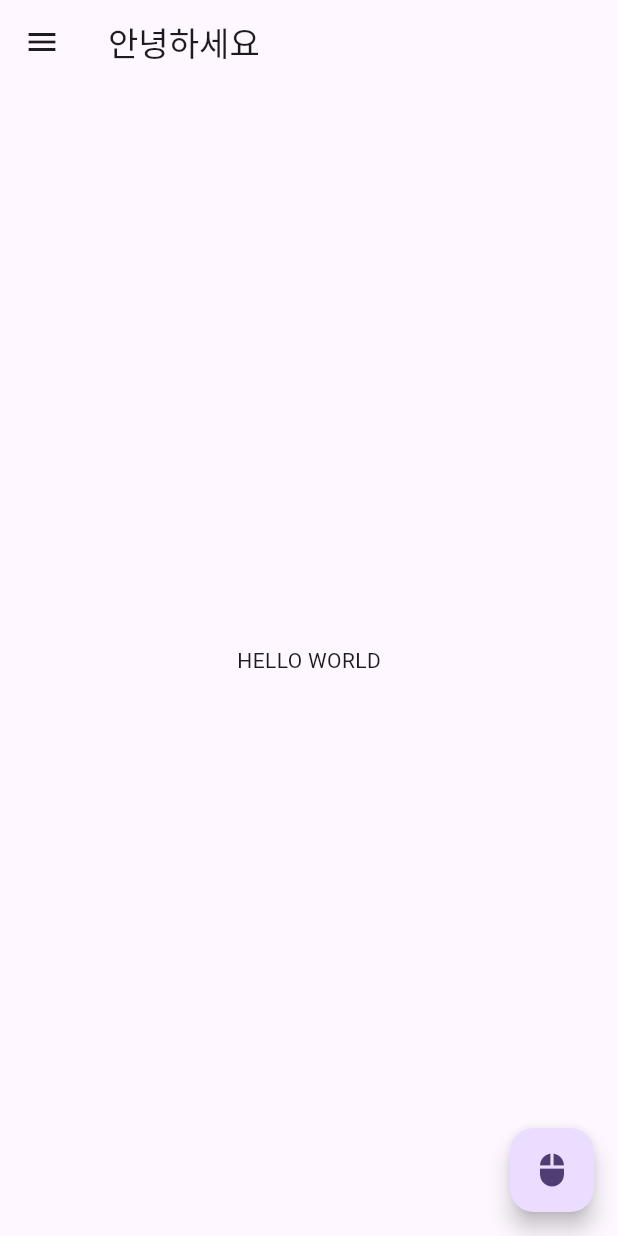
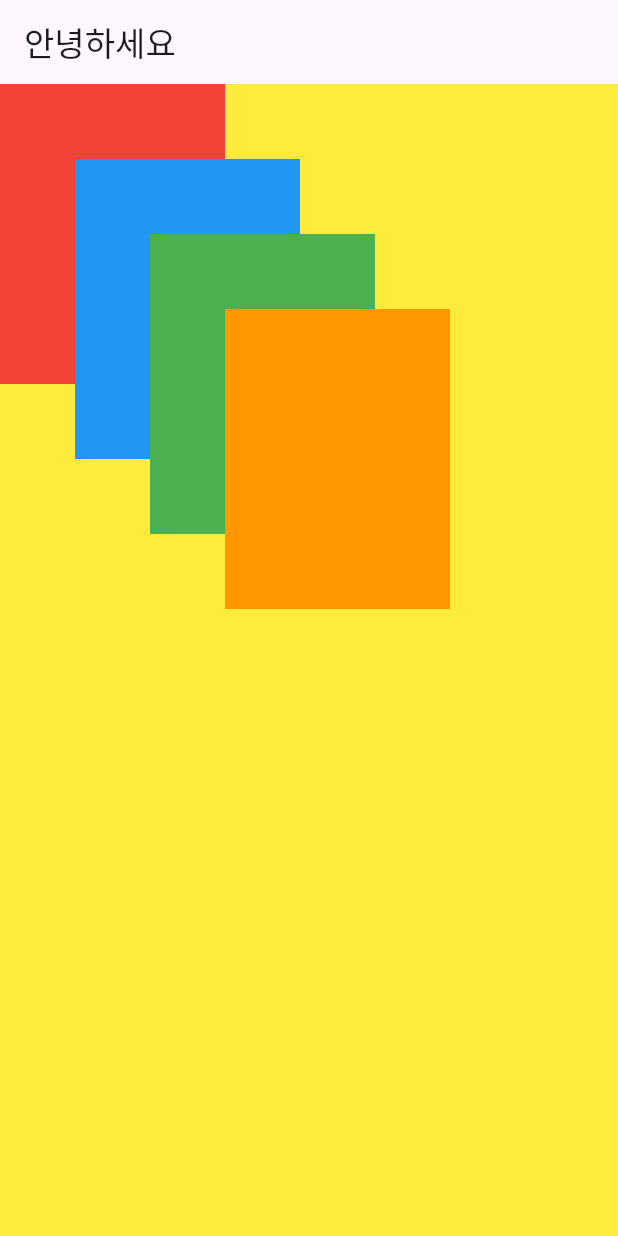
Before and after one commit to gunho0421/flutter, a Flutter app: the screen it shows after launch, on a phone screen of 412 x 824 dp. Run offline on Flutter 3.47's test engine with Material 3 defaults, Android fonts, the phone set to English and light mode, and no system bars.

Commit message:
두번째

```diff
--- a/lib/main.dart
+++ b/lib/main.dart
@@ -1,4 +1,6 @@
 import 'package:flutter/material.dart';
+
+import 'stack.dart';
 
 void main() {
   runApp(const MyApp());
@@ -20,41 +22,3 @@ class MyApp extends StatelessWidget {
     );
   }
 }
-
-class MyHomePage extends StatefulWidget {
-  const MyHomePage({super.key});
-
-  @override
-  State<MyHomePage> createState() => _MyHomePageState();
-}
-
-class _MyHomePageState extends State<MyHomePage> {
-  @override
-  Widget build(BuildContext context) {
-    return Scaffold(
-      appBar: AppBar(
-        title: const Text("안녕하세요"),
-      ),
-      drawer: Drawer(
-        child: ListView(
-          padding: EdgeInsets.zero,
-          children: const <Widget>[
-            ListTile(
-              title: Text("Menu 1"),
-            ),
-            DrawerHeader(
-                decoration: BoxDecoration(
-                  color: Colors.blue,
-                ),
-                child: Text("Drawer Header Part"))
-          ],
-        ),
-      ),
-      body: const Center(child: Text("HELLO WORLD")),
-      floatingActionButton: FloatingActionButton(
-        onPressed: () => print("click click"),
-        child: const Icon(Icons.mouse),
-      ),
-    );
-  }
-}
--- /dev/null
+++ b/lib/my_first_page.dart
@@ -0,0 +1,38 @@
+import 'package:flutter/material.dart';
+class MyHomePage extends StatefulWidget {
+  const MyHomePage({super.key});
+
+  @override
+  State<MyHomePage> createState() => _MyHomePageState();
+}
+
+class _MyHomePageState extends State<MyHomePage> {
+  @override
+  Widget build(BuildContext context) {
+    return Scaffold(
+      appBar: AppBar(
+        title: const Text("안녕하세요"),
+      ),
+      drawer: Drawer(
+        child: ListView(
+          padding: EdgeInsets.zero,
+          children: const <Widget>[
+            ListTile(
+              title: Text("Menu 1"),
+            ),
+            DrawerHeader(
+                decoration: BoxDecoration(
+                  color: Colors.blue,
+                ),
+                child: Text("Drawer Header Part"))
+          ],
+        ),
+      ),
+      body: const Center(child: Text("HELLO WORLD")),
+      floatingActionButton: FloatingActionButton(
+        onPressed: () => print("click click"),
+        child: const Icon(Icons.mouse),
+      ),
+    );
+  }
+}
--- /dev/null
+++ b/lib/stack.dart
@@ -0,0 +1,50 @@
+import 'package:flutter/material.dart';
+class MyHomePage extends StatefulWidget {
+  const MyHomePage({super.key});
+
+  @override
+  State<MyHomePage> createState() => _MyHomePageState();
+}
+
+class _MyHomePageState extends State<MyHomePage> {
+  @override
+  Widget build(BuildContext context) {
+    return Scaffold(
+      appBar: AppBar(
+        title: const Text("안녕하세요"),
+      ),
+        body: Container(
+          width: MediaQuery.of(context).size.width,
+          height: MediaQuery.of(context).size.height,
+          color: Colors.yellow,
+          child: Stack(
+            children: [
+              Container(
+                width: 150,
+                height: 200,
+                color: Colors.red,
+              ),
+              Container(
+                width: 150,
+                height: 200,
+                margin: const EdgeInsets.only(top: 50, left: 50),
+                color: Colors.blue,
+              ),
+              Container(
+                width: 150,
+                height: 200,
+                margin: const EdgeInsets.only(top: 100, left: 100),
+                color: Colors.green,
+              ),
+              Container(
+                width: 150,
+                height: 200,
+                margin: const EdgeInsets.only(top: 150, left: 150),
+                color: Colors.orange,
+              ),
+            ],
+          ),
+        )
+      );
+    }
+}
```
Also changed, not shown: lib/column_row.dart (added, +57 -0 lines).
